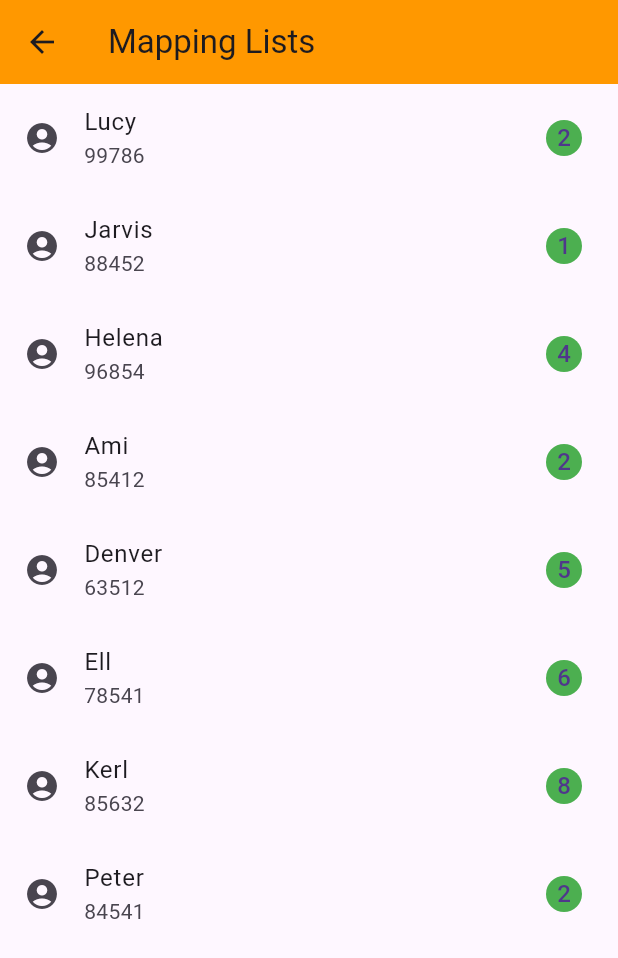
After one commit to thisisdishang/JourneyToFlutter, a Flutter app: the MyMappingLists screen opened directly, on a phone screen of 412 x 824 dp. The commit adds this screen. Shown: the top 958 px of the screen. Run offline on Flutter 3.47's test engine with Material 3 defaults, Android fonts, the light colour scheme and no system bars; our stand-ins replace fluttertoast, font_awesome_flutter.

Commit message:
Mapping the Lists

```diff
--- /dev/null
+++ b/lib/MappingLists.dart
@@ -0,0 +1,82 @@
+import 'package:flutter/material.dart';
+
+class MyMappingLists extends StatelessWidget {
+  var arrData = [
+    {
+      'Name': 'Lucy',
+      'Contact': '99786',
+      'Unread': '2',
+    },
+    {
+      'Name': 'Jarvis',
+      'Contact': '88452',
+      'Unread': '1',
+    },
+    {
+      'Name': 'Helena',
+      'Contact': '96854',
+      'Unread': '4',
+    },
+    {
+      'Name': 'Ami',
+      'Contact': '85412',
+      'Unread': '2',
+    },
+    {
+      'Name': 'Denver',
+      'Contact': '63512',
+      'Unread': '5',
+    },
+    {
+      'Name': 'Ell',
+      'Contact': '78541',
+      'Unread': '6',
+    },
+    {
+      'Name': 'Kerl',
+      'Contact': '85632',
+      'Unread': '8',
+    },
+    {
+      'Name': 'Peter',
+      'Contact': '84541',
+      'Unread': '2',
+    },
+  ];
+
+  MyMappingLists({super.key});
+
+  @override
+  Widget build(BuildContext context) {
+    return Scaffold(
+      appBar: AppBar(
+        title: Text("Mapping Lists"),
+        backgroundColor: Colors.orange,
+      ),
+      body: Container(
+        child: ListView(
+          children: arrData
+              .map(
+                (value) => ListTile(
+                  leading: Icon(Icons.account_circle),
+                  title: Text(
+                    value['Name'].toString(),
+                  ),
+                  subtitle: Text(
+                    value['Contact'].toString(),
+                  ),
+                  trailing: CircleAvatar(
+                    radius: 12,
+                    backgroundColor: Colors.green,
+                    child: Text(
+                      value['Unread'].toString(),
+                    ),
+                  ),
+                ),
+              )
+              .toList(),
+        ),
+      ),
+    );
+  }
+}
--- a/lib/main.dart
+++ b/lib/main.dart
@@ -6,6 +6,7 @@ import 'package:journey_to_flutter/CustomWidget.dart';
 import 'package:journey_to_flutter/FontAwesome.dart';
 import 'package:journey_to_flutter/HeroAnimation.dart';
 import 'package:journey_to_flutter/ListWheelScrollView.dart';
+import 'package:journey_to_flutter/MappingLists.dart';
 import 'package:journey_to_flutter/MyClipRRect.dart';
 import 'package:journey_to_flutter/MyConstrainedBox.dart';
 import 'package:journey_to_flutter/MyGradient.dart';
@@ -597,6 +598,20 @@ class _MyHomePageState extends State<MyHomePage> {
                       },
                       child: Text('ListWheelScrollView'),
                     ),
+                    SizedBox(
+                      width: 10,
+                    ),
+                    TextButton(
+                      onPressed: () {
+                        Navigator.push(
+                          context,
+                          MaterialPageRoute(
+                            builder: (context) => MyMappingLists(),
+                          ),
+                        );
+                      },
+                      child: Text('Mapping Lists'),
+                    ),
                   ],
                 ),
               ),
```
Also changed, not shown: 1 other file.
